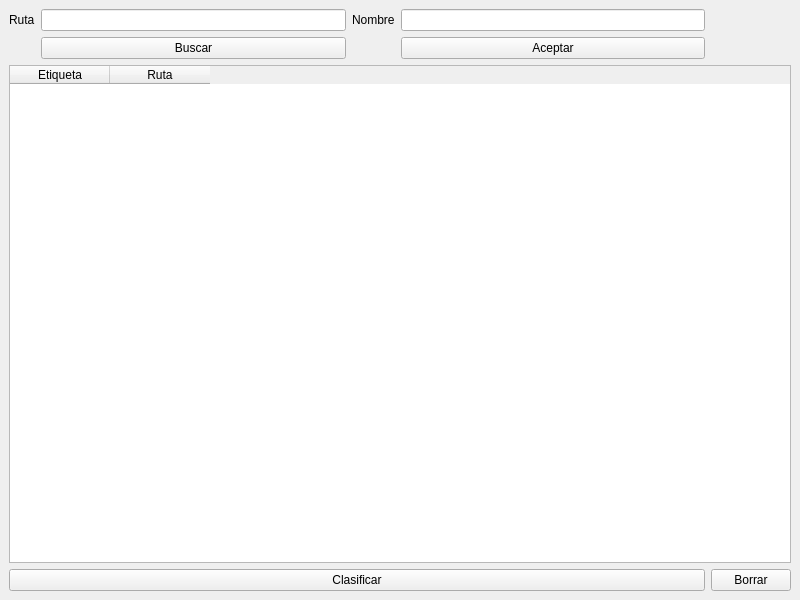
Qt form Interfaces/clasificar.ui (adrianvillanueva997/computation_lab_2) before a commit.
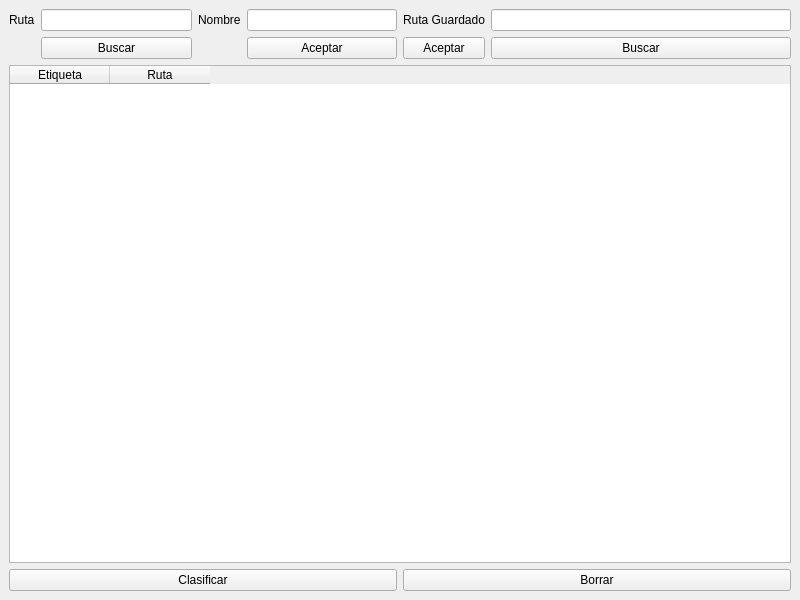
The same form after that commit.

Commit message: Ventana clasificación terminada y loggin.ui

Patch:
```diff
--- a/Interfaces/clasificar.ui
+++ b/Interfaces/clasificar.ui
@@ -71,20 +71,48 @@
       </item>
      </layout>
     </item>
-    <item row="4" column="1">
+    <item row="7" column="1">
      <widget class="QPushButton" name="pushButton_Borrar">
       <property name="text">
        <string>Borrar</string>
       </property>
      </widget>
     </item>
-    <item row="4" column="0">
+    <item row="7" column="0">
      <widget class="QPushButton" name="pushButton_clasificar">
       <property name="text">
        <string>Clasificar</string>
       </property>
      </widget>
     </item>
+    <item row="0" column="1">
+     <layout class="QGridLayout" name="gridLayout_3">
+      <item row="0" column="0">
+       <widget class="QLabel" name="label_3">
+        <property name="text">
+         <string>Ruta Guardado</string>
+        </property>
+       </widget>
+      </item>
+      <item row="0" column="1">
+       <widget class="QLineEdit" name="lineEdit"/>
+      </item>
+      <item row="1" column="0">
+       <widget class="QPushButton" name="pushButton_Aceptar_Guardado">
+        <property name="text">
+         <string>Aceptar</string>
+        </property>
+       </widget>
+      </item>
+      <item row="1" column="1">
+       <widget class="QPushButton" name="pushButton_Buscar_Ruta_Guardado">
+        <property name="text">
+         <string>Buscar</string>
+        </property>
+       </widget>
+      </item>
+     </layout>
+    </item>
    </layout>
   </widget>
  </widget>
```
Left out of the diff: 4 changed lines with no effect on the pictures. The commit also changes 2 other files.
